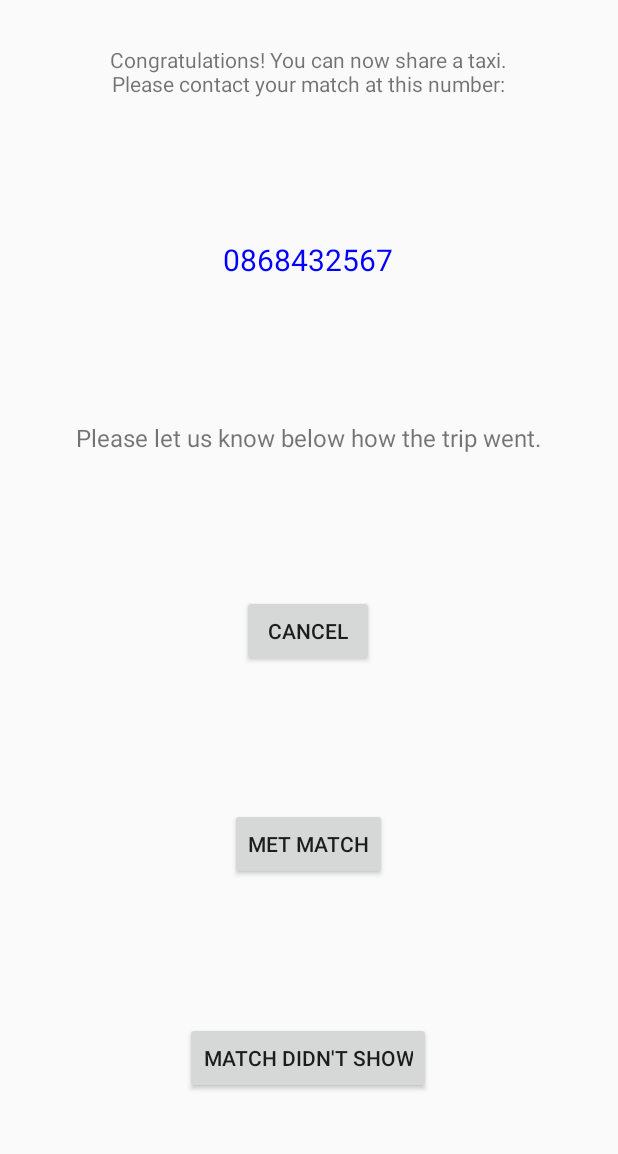
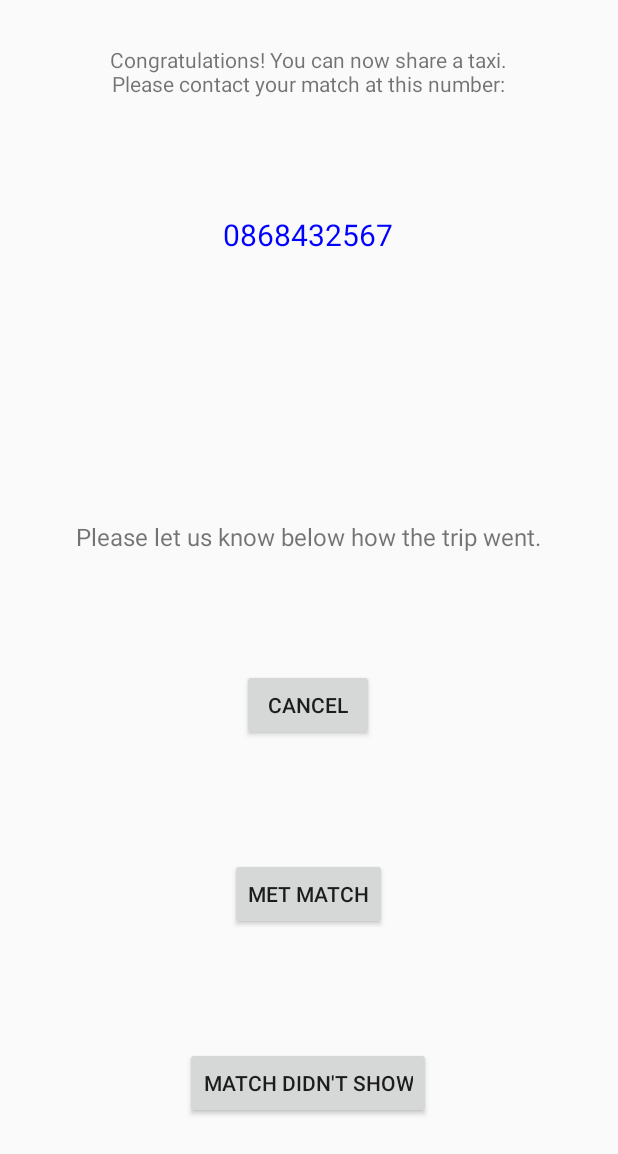
Before and after one commit to Cormaca18/SciarCarAndroid, an Android app: the MatchActivity screen opened directly, with no data from a screen before it, on a phone screen of 412 x 824 dp. Shown: the top 1154 px of the screen. Run offline under Robolectric (Android 15) with nearby library versions, the phone set to English and light mode, and no system bars; libraries missing offline, so code that uses them is left out: com.facebook.

Commit message:
small changes

```diff
--- a/app/src/main/java/com/sciarcar/sciarcar/MatchActivity.java
+++ b/app/src/main/java/com/sciarcar/sciarcar/MatchActivity.java
@@ -1,9 +1,16 @@
 package com.sciarcar.sciarcar;
 
+import android.content.Intent;
 import android.support.v7.app.AppCompatActivity;
 import android.os.Bundle;
+import android.view.View;
+import android.widget.Button;
+import android.widget.TextView;
 
 import com.facebook.Profile;
+
+import org.json.JSONException;
+import org.json.JSONObject;
 
 import java.util.AbstractMap;
 import java.util.ArrayList;
@@ -11,14 +18,90 @@ import java.util.List;
 
 public class MatchActivity extends AppCompatActivity {
 
+    TextView meetingPlace;
+    TextView phoneNumber;
+    Button cancelled;
+    Button metMatch;
+    Button noShow;
+
+    String matchId;
+    String tripId1;
+    String tripId2;
+    String phoneTripId;
+    String sugMeetingPlace;
+
     @Override
     protected void onCreate(Bundle savedInstanceState) {
         super.onCreate(savedInstanceState);
         setContentView(R.layout.activity_match);
 
-        List<AbstractMap.SimpleEntry<String, String>> params = new ArrayList<>();
-        params.add(new AbstractMap.SimpleEntry("trip_id", getIntent().getStringExtra("tripID")));
 
+        matchId = getIntent().getStringExtra("matchID");
+        phoneTripId = getIntent().getStringExtra("phoneTripID");
+        tripId1 = getIntent().getStringExtra("tripID1");
+        tripId2 = getIntent().getStringExtra("tripID2");
+        sugMeetingPlace = getIntent().getStringExtra("meetingPlace");
+
+        meetingPlace = findViewById(R.id.meeting_place);
+        phoneNumber = findViewById(R.id.phone_number);
+        cancelled = findViewById(R.id.cancelled);
+        metMatch = findViewById(R.id.met_match);
+        noShow = findViewById(R.id.no_show);
+
+
+        meetingPlace.setText(sugMeetingPlace);
+
+        cancelled.setOnClickListener(new View.OnClickListener() {
+            @Override
+            public void onClick(View view) {
+
+                List<AbstractMap.SimpleEntry<String, String>> params = new ArrayList<>();
+                params.add(new AbstractMap.SimpleEntry("trip_id", Profile.getCurrentProfile().getId()));
+
+                new DataPoster().sendPost("https://sciarcar.herokuapp.com/cancelled", params);
+
+                Intent i = new Intent(getApplicationContext(), MapsActivity.class);
+                i.setFlags(Intent.FLAG_ACTIVITY_CLEAR_TOP);
+                startActivity(i);
+
+
+            }
+        });
+
+        metMatch.setOnClickListener(new View.OnClickListener() {
+            @Override
+            public void onClick(View view) {
+
+                List<AbstractMap.SimpleEntry<String, String>> params = new ArrayList<>();
+                params.add(new AbstractMap.SimpleEntry("trip_id", Profile.getCurrentProfile().getId()));
+
+                new DataPoster().sendPost("https://sciarcar.herokuapp.com/met_match", params);
+
+                Intent i = new Intent(getApplicationContext(), MapsActivity.class);
+                i.setFlags(Intent.FLAG_ACTIVITY_CLEAR_TOP);
+                startActivity(i);
+
+
+            }
+        });
+
+        noShow.setOnClickListener(new View.OnClickListener() {
+            @Override
+            public void onClick(View view) {
+
+                List<AbstractMap.SimpleEntry<String, String>> params = new ArrayList<>();
+                params.add(new AbstractMap.SimpleEntry("trip_id", phoneTripId));
+                params.add(new AbstractMap.SimpleEntry("match_id", matchId));
+
+                new DataPoster().sendPost("https://sciarcar.herokuapp.com/no_show", params);
+
+                Intent i = new Intent(getApplicationContext(), MapsActivity.class);
+                i.setFlags(Intent.FLAG_ACTIVITY_CLEAR_TOP);
+                startActivity(i);
+
+
+            }
+        });
 
         /*
 
--- a/app/src/main/res/layout/activity_match.xml
+++ b/app/src/main/res/layout/activity_match.xml
@@ -43,12 +43,31 @@
                 android:layout_height="wrap_content">
 
                 <TextView
+                    android:id="@+id/phone_number"
                     android:layout_width="wrap_content"
                     android:layout_height="wrap_content"
                     android:layout_centerHorizontal="true"
                     android:text = "0868432567"
                     android:textSize="20dp"
                     android:textColor="#0000ff"
+                    android:textAlignment="center"
+                    android:gravity="center"
+                    />
+
+            </RelativeLayout>
+
+            <RelativeLayout
+                android:layout_width="match_parent"
+                android:layout_weight="1"
+                android:layout_height="wrap_content">
+
+                <TextView
+                    android:id="@+id/meeting_place"
+                    android:layout_width="wrap_content"
+                    android:layout_height="wrap_content"
+                    android:layout_centerHorizontal="true"
+                    android:text = "Meeting point: Roost, Maynooth"
+                    android:textSize="16dp"
                     android:textAlignment="center"
                     android:gravity="center"
                     />
@@ -78,7 +97,7 @@
                 android:layout_height="wrap_content">
 
                 <Button
-                    android:id="@+id/button2"
+                    android:id="@+id/cancelled"
                     android:layout_width="wrap_content"
                     android:layout_height="wrap_content"
                     android:layout_centerHorizontal="true"
@@ -92,7 +111,7 @@
                 android:layout_height="wrap_content">
 
                 <Button
-                    android:id="@+id/button3"
+                    android:id="@+id/met_match"
                     android:layout_width="wrap_content"
                     android:layout_height="wrap_content"
                     android:layout_centerHorizontal="true"
@@ -106,7 +125,7 @@
                 android:layout_height="wrap_content">
 
                 <Button
-                    android:id="@+id/button4"
+                    android:id="@+id/no_show"
                     android:layout_width="wrap_content"
                     android:layout_height="wrap_content"
                     android:layout_centerHorizontal="true"
```
Also changed, not shown: app/src/main/java/com/sciarcar/sciarcar/PotentialMatchesActivity.java (+16 -2 lines).
